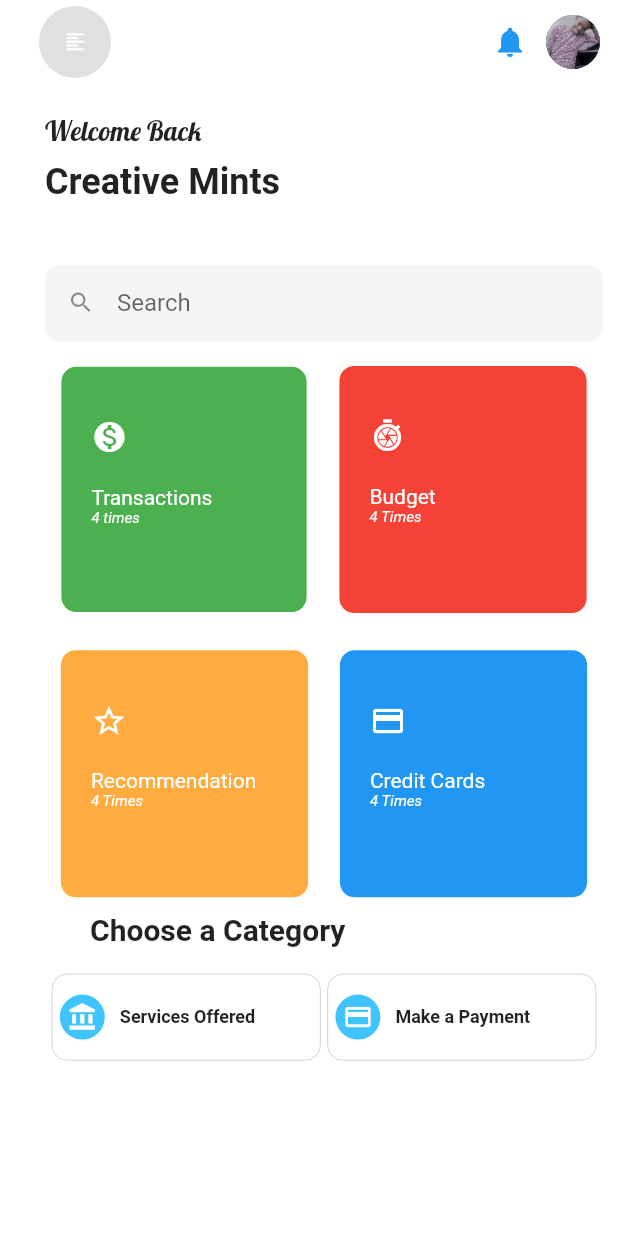
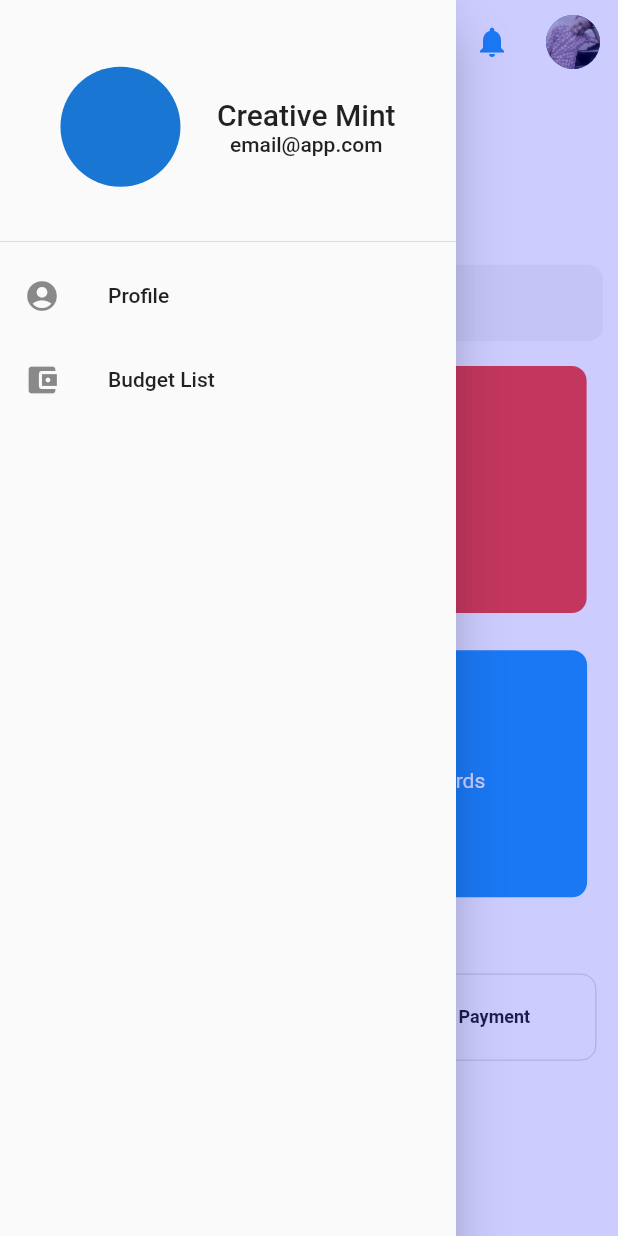
Before and after one commit to StellaMighty/BankApp, a Flutter app: the screen it shows after launch, with the side drawer open (before the commit the screen has no drawer), on a phone screen of 412 x 824 dp. Run offline on Flutter 3.47's test engine with Material 2 defaults, Android fonts, the phone set to English and light mode, and no system bars.

Commit message:
app drawer and notification drawer added using scaffoldKey, endraw, drawer

```diff
--- a/lib/main.dart
+++ b/lib/main.dart
@@ -18,18 +18,43 @@ class BankApp extends StatelessWidget {
   }
 }
 
-class WelcomePage extends StatelessWidget {
+class WelcomePage extends StatefulWidget {
+  @override
+  _WelcomePageState createState() => _WelcomePageState();
+}
+
+class _WelcomePageState extends State<WelcomePage> {
+  final GlobalKey<ScaffoldState> _scaffoldKey = GlobalKey<ScaffoldState>();
+
+  /// _open drawer push open a drawer in the current scaffold
+  void _openDrawer() {
+    _scaffoldKey.currentState.openDrawer();
+  }
+
+  void _openNotificationDrawer() {
+    _scaffoldKey.currentState.openEndDrawer();
+  }
+
+  /// close drawer if open
+
+  void _closeDrawer() {
+    Navigator.of(context).pop();
+  }
+
   @override
   Widget build(BuildContext context) {
     var mediaQuery = MediaQuery.of(context).size;
     double _height = mediaQuery.height;
     print(_height);
     double _width = mediaQuery.width;
-    return Scaffold(
+    return SafeArea(
+      child: Scaffold(
+          key: _scaffoldKey,
           backgroundColor: Colors.white,
           appBar: AppBar(
             backgroundColor: Colors.white,
             elevation: 0,
+            automaticallyImplyLeading: false,
             title: Padding(
               padding: const EdgeInsets.all(10.0),
               child: Container(
@@ -37,8 +62,8 @@ class WelcomePage extends StatelessWidget {
                     color: Colors.grey.shade300,
                     borderRadius: BorderRadius.circular(100)),
                 child: IconButton(
-                  //TODO: call an app drawer
-                  onPressed: () => print("Pressed"),
+                    //calls an app drawer method _openDrawer
+                    onPressed: () => _openDrawer(),
                     icon: Icon(
                       Icons.format_align_left,
                       size: 15,
@@ -46,9 +71,12 @@ class WelcomePage extends StatelessWidget {
               ),
             ),
             actions: [
-            Icon(
+              IconButton(
+                icon: Icon(
                   Icons.notifications,
                   color: Colors.blue,
+                ),
+                onPressed: () => _openNotificationDrawer(),
               ),
               Padding(
                 padding: const EdgeInsets.all(10.0),
@@ -57,6 +85,98 @@ class WelcomePage extends StatelessWidget {
                 ),
               )
             ],
+          ),
+          drawerScrimColor: Color.fromRGBO(0, 0, 255, 0.2),
+          drawer: Drawer(
+            child: Column(
+              children: [
+                DrawerHeader(
+                  child: Row(
+                    mainAxisAlignment: MainAxisAlignment.spaceEvenly,
+                    children: [
+                      CircleAvatar(
+                        radius: 40,
+                      ),
+                      Column(
+                        mainAxisAlignment: MainAxisAlignment.center,
+                        children: [
+                          Text(
+                            'Creative Mint',
+                            style: TextStyle(fontSize: 20),
+                          ),
+                          Text('email@app.com')
+                        ],
+                      )
+                    ],
+                  ),
+                ),
+                ListTile(
+                  leading: Icon(Icons.account_circle),
+                  title: Text('Profile'),
+                ),
+                ListTile(
+                  leading: Icon(Icons.account_balance_wallet),
+                  title: Text('Budget List'),
+                )
+              ],
+            ),
+          ),
+          endDrawer: Drawer(
+            child: Column(
+              children: [
+                Expanded(
+                  flex: 1,
+                  child: Padding(
+                    padding: const EdgeInsets.all(8.0),
+                    child: Text('Notifications'),
+                  ),
+                ),
+                Expanded(
+                  flex: 9,
+                  child: ListView(
+                    shrinkWrap: true,
+                    children: [
+                      ListTile(
+                        title: Text('Some title here'),
+                      ),
+                      ListTile(
+                        title: Text('Some title here'),
+                      ),
+                      ListTile(
+                        title: Text('Some title here'),
+                      ),
+                      ListTile(
+                        title: Text('Some title here'),
+                      ),
+                      ListTile(
+                        title: Text('Some title here'),
+                      ),
+                      ListTile(
+                        title: Text('Some title here'),
+                      ),
+                      ListTile(
+                        title: Text('Some title here'),
+                      ),
+                      ListTile(
+                        title: Text('Some title here'),
+                      ),
+                      ListTile(
+                        title: Text('Some title here'),
+                      ),
+                      ListTile(
+                        title: Text('Some title here'),
+                      ),
+                      ListTile(
+                        title: Text('Some title here'),
+                      ),
+                      ListTile(
+                        title: Text('Some title here'),
+                      ),
+                    ],
+                  ),
+                )
+              ],
+            ),
           ),
           body: SingleChildScrollView(
             child: Container(
@@ -164,8 +284,8 @@ class WelcomePage extends StatelessWidget {
                     children: [
                       InkWell(
                         onTap: () {
-                        Navigator.push(context,
-                            MaterialPageRoute(builder: (BuildContext context) {
+                          Navigator.push(context, MaterialPageRoute(
+                              builder: (BuildContext context) {
                             return Recommendation();
                           }));
                         },
@@ -234,7 +354,8 @@ class WelcomePage extends StatelessWidget {
                     padding: EdgeInsets.only(top: 10, bottom: 10, left: 30),
                     child: Text(
                       "Choose a Category",
-                    style: TextStyle(fontSize: 20, fontWeight: FontWeight.bold),
+                      style:
+                          TextStyle(fontSize: 20, fontWeight: FontWeight.bold),
                     ),
                   ),
 
@@ -276,7 +397,8 @@ class WelcomePage extends StatelessWidget {
                                   "Services Offered",
                                   softWrap: true,
                                   style: TextStyle(
-                                    fontSize: 12, fontWeight: FontWeight.bold),
+                                      fontSize: 12,
+                                      fontWeight: FontWeight.bold),
                                 ),
                               ),
                             ],
@@ -315,7 +437,8 @@ class WelcomePage extends StatelessWidget {
                                   "Make a Payment",
                                   softWrap: true,
                                   style: TextStyle(
-                                    fontSize: 12, fontWeight: FontWeight.bold),
+                                      fontSize: 12,
+                                      fontWeight: FontWeight.bold),
                                 ),
                               ),
                             ],
@@ -327,7 +450,8 @@ class WelcomePage extends StatelessWidget {
                 ],
               ),
             ),
-        ));
+          )),
+    );
   }
 }
 
```
Also changed, not shown: lib/Budget.dart (+53 -29 lines). Lines whose indentation alone changed are shown as unchanged.
